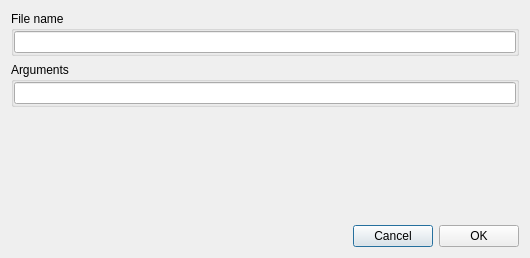
Above: xdebuggerloaddialog.ui from horsicq/XDebuggerWidget before the change. Below: the same form after it.
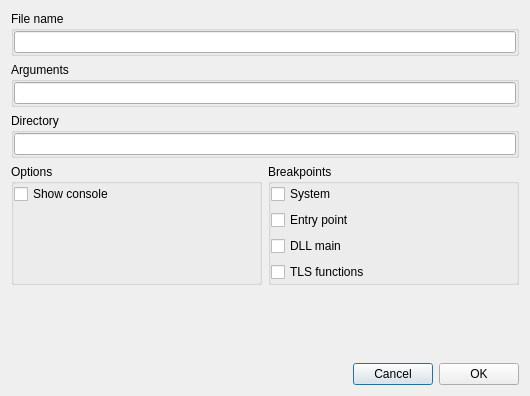
That is the form after the change.

```diff
--- a/xdebuggerloaddialog.ui
+++ b/xdebuggerloaddialog.ui
@@ -10,7 +10,7 @@
     <x>0</x>
     <y>0</y>
     <width>530</width>
-    <height>258</height>
+    <height>396</height>
    </rect>
   </property>
   <property name="windowTitle">
@@ -19,7 +19,7 @@
   <property name="modal">
    <bool>true</bool>
   </property>
-  <layout class="QVBoxLayout" name="verticalLayout_3">
+  <layout class="QVBoxLayout" name="verticalLayout_6">
    <item>
     <widget class="QGroupBox" name="groupBoxFilename">
      <property name="title">
@@ -68,6 +68,124 @@
      </layout>
     </widget>
    </item>
+   <item>
+    <widget class="QGroupBox" name="groupBoxDirectory">
+     <property name="title">
+      <string>Directory</string>
+     </property>
+     <layout class="QVBoxLayout" name="verticalLayout_4">
+      <property name="leftMargin">
+       <number>0</number>
+      </property>
+      <property name="topMargin">
+       <number>0</number>
+      </property>
+      <property name="rightMargin">
+       <number>0</number>
+      </property>
+      <property name="bottomMargin">
+       <number>0</number>
+      </property>
+      <item>
+       <widget class="QLineEdit" name="lineEditDirectory"/>
+      </item>
+     </layout>
+    </widget>
+   </item>
+   <item>
+    <layout class="QHBoxLayout" name="horizontalLayout_2">
+     <item>
+      <widget class="QGroupBox" name="groupBoxOptions">
+       <property name="title">
+        <string>Options</string>
+       </property>
+       <layout class="QVBoxLayout" name="verticalLayout_5">
+        <property name="leftMargin">
+         <number>0</number>
+        </property>
+        <property name="topMargin">
+         <number>0</number>
+        </property>
+        <property name="rightMargin">
+         <number>0</number>
+        </property>
+        <property name="bottomMargin">
+         <number>0</number>
+        </property>
+        <item>
+         <widget class="QCheckBox" name="checkBoxShowConsole">
+          <property name="text">
+           <string>Show console</string>
+          </property>
+         </widget>
+        </item>
+        <item>
+         <spacer name="verticalSpacer_2">
+          <property name="orientation">
+           <enum>Qt::Vertical</enum>
+          </property>
+          <property name="sizeHint" stdset="0">
+           <size>
+            <width>20</width>
+            <height>40</height>
+           </size>
+          </property>
+         </spacer>
+        </item>
+       </layout>
+      </widget>
+     </item>
+     <item>
+      <widget class="QGroupBox" name="groupBoxBreakpoints">
+       <property name="title">
+        <string>Breakpoints</string>
+       </property>
+       <layout class="QVBoxLayout" name="verticalLayout_3">
+        <property name="leftMargin">
+         <number>0</number>
+        </property>
+        <property name="topMargin">
+         <number>0</number>
+        </property>
+        <property name="rightMargin">
+         <number>0</number>
+        </property>
+        <property name="bottomMargin">
+         <number>0</number>
+        </property>
+        <item>
+         <widget class="QCheckBox" name="checkBoxBreakpointSystem">
+          <property name="text">
+           <string>System</string>
+          </property>
+         </widget>
+        </item>
+        <item>
+         <widget class="QCheckBox" name="checkBoxBreakpointEntryPoint">
+          <property name="text">
+           <string>Entry point</string>
+          </property>
+         </widget>
+        </item>
+        <item>
+         <widget class="QCheckBox" name="checkBoxBreakpointDLLMain">
+          <property name="text">
+           <string>DLL main</string>
+          </property>
+         </widget>
+        </item>
+        <item>
+         <widget class="QCheckBox" name="checkBoxBreakpointTLSFunctions">
+          <property name="text">
+           <string>TLS functions</string>
+          </property>
+         </widget>
+        </item>
+       </layout>
+      </widget>
+     </item>
+    </layout>
+   </item>
    <item>
     <spacer name="verticalSpacer">
      <property name="orientation">
```
